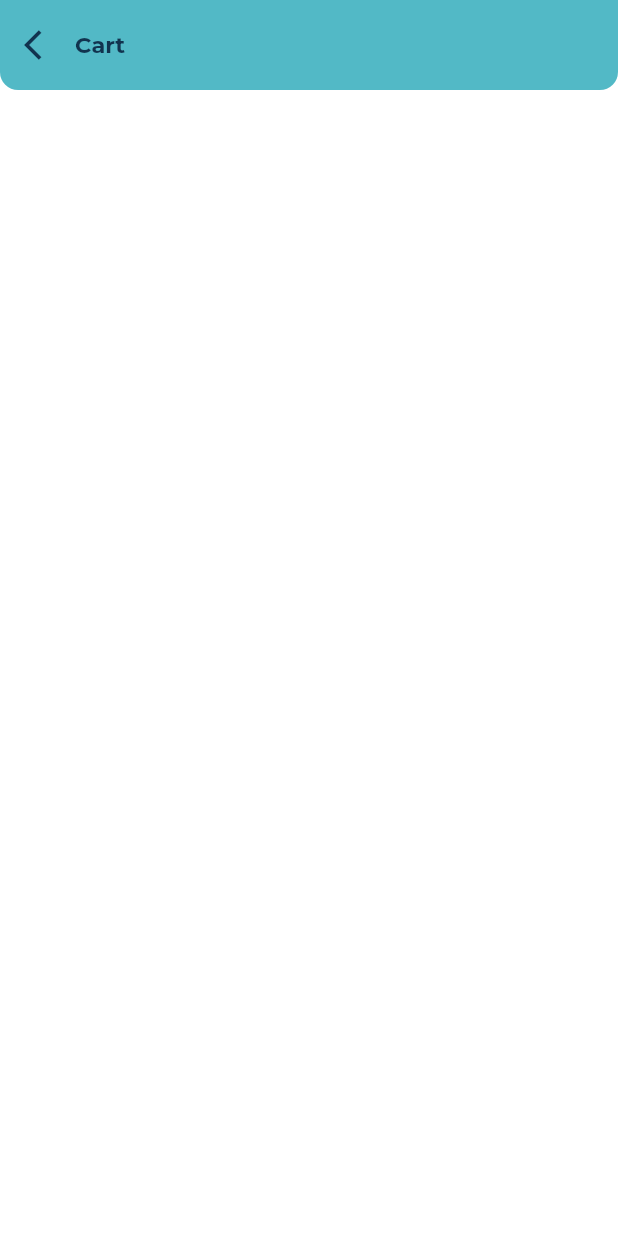
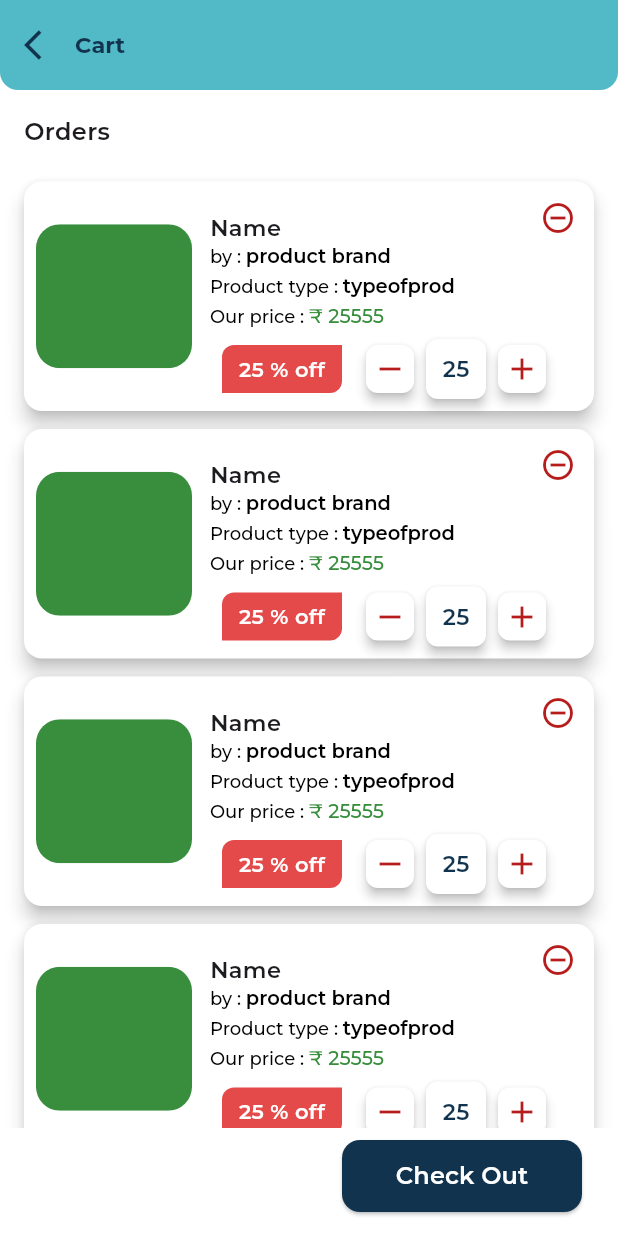
Before and after one commit to sayedali-2129/Healthy-Cart-User, a Flutter app: the PharmacyProductScreen screen opened directly, after a tap on the "shopping cart" icon, on a phone screen of 412 x 824 dp. Run offline on Flutter 3.47's test engine with Material 3 defaults, Android fonts, the light colour scheme and no system bars; our stand-ins replace animate_do, cached_network_image, carousel_slider, cloud_firestore, dartz, easy_debounce and 21 more; missing offline and left inert: soundpool; accounts and stored records are empty; project files that could hold a hidden picture were left out.

Commit message:
Pharmacy Cart begined

```diff
--- a/lib/core/general/firebase_collection.dart
+++ b/lib/core/general/firebase_collection.dart
@@ -11,5 +11,6 @@ class FirebaseCollections {
   static const String pharmacycategory = 'pharmacy_category';
   static const String pharmacyLocation = 'pharmacy_locations';
   static const String pharmacyBanner = 'pharmacy_banner';
+  static const String pharmacyOrder = 'pharmacy_order';
   static const String userAddressCollection = 'addressCollection';
 }
--- a/lib/features/pharmacy/domain/i_pharmacy_facade.dart
+++ b/lib/features/pharmacy/domain/i_pharmacy_facade.dart
@@ -3,13 +3,15 @@ import 'package:healthy_cart_user/features/pharmacy/domain/model/pharmacy_banner
 import 'package:healthy_cart_user/features/pharmacy/domain/model/pharmacy_category_model.dart';
 import 'package:healthy_cart_user/features/pharmacy/domain/model/pharmacy_product_model.dart';
 import 'package:healthy_cart_user/features/pharmacy/domain/model/pharmacy_user_model.dart';
+import 'package:healthy_cart_user/features/pharmacy/domain/model/phrmacy_cart_model.dart';
 
-abstract class IPharmacyFacade{
+abstract class IPharmacyFacade {
   FutureResult<List<PharmacyProductAddModel>> getPharmacyAllProductDetails({
     required String? pharmacyId,
     required String? searchText,
   });
-  FutureResult<List<PharmacyProductAddModel>> getPharmacyCategoryProductDetails({
+  FutureResult<List<PharmacyProductAddModel>>
+      getPharmacyCategoryProductDetails({
     required String? categoryId,
     required String? pharmacyId,
     required String? searchText,
@@ -28,4 +30,9 @@ abstract class IPharmacyFacade{
   FutureResult<List<PharmacyBannerModel>> getPharmacyBanner({
     required String pharmacyId,
   });
+
+  FutureResult<PharmacyCartModel> createProductOrderDetails({ required PharmacyCartModel cartProducts});
+
+
+  FutureResult<PharmacyCartModel> getProductOrderDetails({ required String userId,  required String pharmacyId });
 }
--- a/lib/features/pharmacy/presentation/product_cart.dart
+++ b/lib/features/pharmacy/presentation/product_cart.dart
@@ -1,6 +1,11 @@
+import 'package:animate_do/animate_do.dart';
 import 'package:flutter/material.dart';
 import 'package:healthy_cart_user/core/custom/app_bars/sliver_custom_appbar.dart';
+import 'package:healthy_cart_user/core/custom/button_widget/button_widget.dart';
 import 'package:healthy_cart_user/core/services/easy_navigation.dart';
+import 'package:healthy_cart_user/features/pharmacy/presentation/widgets/product_cart_list_container.dart';
+import 'package:healthy_cart_user/features/pharmacy/presentation/widgets/summary_card.dart';
+import 'package:healthy_cart_user/utils/constants/colors/colors.dart';
 
 class ProductCartScreen extends StatelessWidget {
   const ProductCartScreen({super.key});
@@ -10,12 +15,72 @@ class ProductCartScreen extends StatelessWidget {
     return Scaffold(
       body: CustomScrollView(
         slivers: [
-          SliverCustomAppbar(title: 'Cart',
-          onBackTap: (){
-            EasyNavigation.pop(context: context);
-          })
+          SliverCustomAppbar(
+              title: 'Cart',
+              onBackTap: () {
+                EasyNavigation.pop(context: context);
+              }),
+          const SliverToBoxAdapter(
+            child: Padding(
+              padding: EdgeInsets.only(left: 16, top: 16),
+              child: Text(
+                "Orders",
+                style: TextStyle(
+                    fontSize: 16,
+
+                    fontWeight: FontWeight.w600,
+                    fontFamily: 'Montserrat'),
+              ),
+            ),
+          ),
+          SliverPadding(
+            padding: const EdgeInsets.all(16),
+            sliver: SliverList.builder(
+              itemCount: 8,
+              itemBuilder: (context, index) {
+                return FadeInRight(
+                  child: ProductListWidget(
+                    index: index,
+                  ),
+                );
+              },
+            ),
+          ),
+          SliverToBoxAdapter(
+            child: Padding(padding: EdgeInsets.only(top: 16, left: 16, right: 16, bottom: 100),
+            child:OrderPharmacySummaryCard(totalTestFee: 200, discount: 200, totalAmount: 2000) ,),
+          )
 
         ],
+      ),
+      bottomSheet: Container(
+        width: double.infinity,
+        height: 72,
+        decoration: const BoxDecoration(
+            color: BColors.white,
+            borderRadius: BorderRadius.only(
+                topLeft: Radius.circular(8), topRight: Radius.circular(8))),
+        child: Padding(
+          padding: const EdgeInsets.only(bottom: 16, top: 8, right: 24),
+          child: Align(
+            alignment: Alignment.centerRight,
+            child: ButtonWidget(
+              onPressed: () {},
+              buttonHeight: 48,
+              buttonWidth: 160,
+              buttonColor: BColors.darkblue,
+              buttonWidget: const Text(
+                'Check Out',
+                overflow: TextOverflow.ellipsis,
+                style: TextStyle(
+                    fontSize: 16,
+                    fontWeight: FontWeight.w600,
+                    fontFamily: 'Montserrat',
+                    color: BColors.white),
+              ),
+            ),
+          ),
+        ),
       ),
     );
   }
--- /dev/null
+++ b/lib/features/pharmacy/presentation/widgets/product_cart_list_container.dart
@@ -0,0 +1,213 @@
+import 'package:flutter/material.dart';
+import 'package:gap/gap.dart';
+import 'package:healthy_cart_user/features/pharmacy/application/pharmacy_provider.dart';
+import 'package:healthy_cart_user/features/pharmacy/presentation/widgets/percentage_shower_widget.dart';
+import 'package:healthy_cart_user/features/pharmacy/presentation/widgets/quantity_count_add.dart';
+import 'package:healthy_cart_user/utils/constants/colors/colors.dart';
+import 'package:provider/provider.dart';
+
+class ProductListWidget extends StatelessWidget {
+  const ProductListWidget({
+    super.key,
+    required this.index,
+  });
+  final int index;
+  @override
+  Widget build(BuildContext context) {
+    return Consumer<PharmacyProvider>(builder: (context, pharmacyProvider, _) {
+      return Padding(
+        padding: const EdgeInsets.symmetric(vertical: 6),
+        child: Material(
+          surfaceTintColor: BColors.white,
+          color: BColors.white,
+          borderRadius: BorderRadius.circular(12),
+          elevation: 5,
+          child: Stack(
+            children: [
+              Padding(
+                padding: const EdgeInsets.all(8.0),
+                child: Row(
+                  mainAxisSize: MainAxisSize.min,
+                  children: [
+                    Container(
+                        height: 96,
+                        width: 104,
+                        decoration: BoxDecoration(
+                          borderRadius: BorderRadius.circular(14),
+                        ),
+                        child: ClipRRect(
+                            borderRadius: BorderRadius.circular(16),
+                            child: Container(
+                              color: BColors.green,
+                            ))),
+                    Expanded(
+                      child: Padding(
+                        padding: const EdgeInsets.only(left: 12, right: 16),
+                        child: Column(
+                          mainAxisSize: MainAxisSize.min,
+                          crossAxisAlignment: CrossAxisAlignment.start,
+                          mainAxisAlignment: MainAxisAlignment.center,
+                          children: [
+                            const Gap(12),
+                            Text(
+                              'Name',
+                              style: TextStyle(
+                    fontSize: 15,
+                    fontWeight: FontWeight.w600,
+                    fontFamily: 'Montserrat'),
+                              maxLines: 2,
+                              overflow: TextOverflow.ellipsis,
+                            ),
+                            RichText(
+                                text: TextSpan(children: [
+                              TextSpan(
+                                text: 'by : ', // remeber to put space
+                                style: TextStyle(
+                    fontSize: 12,
+                    fontWeight: FontWeight.w500,
+                    fontFamily: 'Montserrat',
+                    color: BColors.textBlack),
+                              ),
+                              TextSpan(
+                                text: 'product brand',
+                                style: TextStyle(
+                    fontSize: 13,
+                    fontWeight: FontWeight.w600,
+                    fontFamily: 'Montserrat',
+                    color: BColors.textBlack),
+                              ),
+
+                            ])),
+                            const Gap(4),
+                            RichText(
+                                text: TextSpan(children: [
+                              TextSpan(
+                                text: 'Product type : ', // remeber to put space
+                                style: TextStyle(
+                    fontSize: 12,
+                    fontWeight: FontWeight.w500,
+                    fontFamily: 'Montserrat',
+                    color: BColors.textBlack),
+
+                              ),
+                              TextSpan(
+                                text: 'typeofprod',
+                                style: TextStyle(
+                    fontSize: 13,
+                    fontWeight: FontWeight.w600,
+                    fontFamily: 'Montserrat',
+                    color: BColors.textBlack),
+                              ),
+                            ])),
+                            const Gap(4),
+                            (true)
+                                ? RichText(
+                                    text: TextSpan(children: [
+                                      TextSpan(
+                                        text: 'Our price : ',
+                                        style: TextStyle(
+                    fontSize: 12,
+                    fontWeight: FontWeight.w500,
+                    fontFamily: 'Montserrat',
+                    color: BColors.textBlack),
+                                      ),
+                                      TextSpan(
+                                          text: "₹ ",
+                                          style: TextStyle(
+                    fontSize: 13,
+                    fontWeight: FontWeight.w500,
+                    fontFamily: 'Montserrat',
+                    color: BColors.green),),
+                                      TextSpan(
+                                        text:
+                                            "25555 ",
+                                        style: TextStyle(
+                    fontSize: 13,
+                    fontWeight: FontWeight.w500,
+                    fontFamily: 'Montserrat',
+                    color: BColors.green),
+                                      ),
+                                    ]),
+                                  ): SizedBox(),
+                                // : RichText(
+                                //     text: TextSpan(children: [
+                                //     TextSpan(
+                                //       text: 'Our price : ',
+                                //       style: TextStyle(
+                    // fontSize: 12,
+                    // fontWeight: FontWeight.w500,
+                    // fontFamily: 'Montserrat',
+                    // color: BColors.textBlack),
+                                //     ),
+                                //     TextSpan(
+                                //         text: "₹ ",
+                                //         style: Theme.of(context)
+                                //             .textTheme
+                                //             .labelLarge!
+                                //             .copyWith(
+                                //                 fontSize: 13,
+                                //                 color: BColors.green,
+                                //                 fontWeight: FontWeight.w700)),
+                                //     TextSpan(
+                                //       text:
+                                //           "${pharmacyProvider.productList[index].productDiscountRate}",
+                                //       style: Theme.of(context)
+                                //           .textTheme
+                                //           .labelLarge!
+                                //           .copyWith(
+                                //               color: BColors.green,
+                                //               fontSize: 13,
+                                //               fontWeight: FontWeight.w700),
+                                //     ),
+                                //     const TextSpan(text: '  '),
+                                //     TextSpan(
+                                //       text:
+                                //           "${pharmacyProvider.productList[index].productMRPRate}",
+                                //       style: Theme.of(context)
+                                //           .textTheme
+                                //           .labelLarge!
+                                //           .copyWith(
+                                //               fontSize: 12,
+                                //               decoration:
+                                //                   TextDecoration.lineThrough,
+                                //               decorationThickness: 2.0,
+                                //               fontWeight: FontWeight.w700),
+                                //     ),
+                                //   ])),
+                            const Gap(8),
+                            // if (pharmacyProvider
+                            //         .productList[index].productDiscountRate !=
+                            //     null)
+                            Row(
+                              mainAxisAlignment: MainAxisAlignment.spaceAround,
+                              children: [
+                                PercentageShowContainerWidget(
+                                  text: '25 % off',
+                                  textColor: BColors.white,
+                                  boxColor: BColors.offRed,
+                                  width: 80,
+                                  height: 32,
+                                ),
+                                QuantityCountWidget()
+                              ],
+                            )
+                          ],
+                        ),
+                      ),
+                    )
+                  ],
+                ),
+              ),
+              Positioned(
+                top: 0,
+                right: 0,
+                child: IconButton(onPressed: (){}, icon: Icon(Icons.remove_circle_outline, color: BColors.red,)))
+            ],
+          ),
+        ),
+      );
+    }
+
+    );
+  }
+}
--- /dev/null
+++ b/lib/features/pharmacy/presentation/widgets/summary_card.dart
@@ -0,0 +1,103 @@
+import 'package:flutter/material.dart';
+import 'package:gap/gap.dart';
+import 'package:healthy_cart_user/features/laboratory/application/provider/lab_provider.dart';
+import 'package:healthy_cart_user/utils/constants/colors/colors.dart';
+import 'package:provider/provider.dart';
+
+class OrderPharmacySummaryCard extends StatelessWidget {
+  const OrderPharmacySummaryCard({
+    super.key,
+    required this.totalTestFee,
+    required this.discount,
+    required this.totalAmount,
+  });
+  final num totalTestFee;
+  final num discount;
+  final num totalAmount;
+
+  @override
+  Widget build(BuildContext context) {
+    return Container(
+      width: double.infinity,
+      decoration: BoxDecoration(
+        border: Border.all(),
+        borderRadius: BorderRadius.circular(8),
+      ),
+      child: Padding(
+        padding: const EdgeInsets.all(8.0),
+        child: Column(
+          children: [
+            Text(
+              'Order Summary',
+              style: TextStyle(
+                  fontSize: 16,
+                  fontWeight: FontWeight.w600,
+                  color: BColors.green),
+            ),
+            const Gap(16),
+            AmountRow(
+              text: 'Total Test Fee',
+              amountValue: '₹$totalTestFee',
+            ),
+            const Gap(8),
+
+
+               AmountRow(
+                  text: 'Discount',
+                  amountValue: '$discount',
+                  amountColor: BColors.green,
+                  textColor: BColors.green,
+            ),
+            const Gap(8),
+            const Divider(),
+            const Gap(8),
+            AmountRow(
+              text: 'Total Amount',
+              amountValue: '₹$totalAmount',
+              amountColor: BColors.black.withOpacity(0.7),
+              textColor: BColors.black.withOpacity(0.7),
+              fontSize: 18,
+            ),
+          ],
+        ),
+      ),
+    );
+  }
+}
+
+class AmountRow extends StatelessWidget {
+  const AmountRow(
+      {super.key,
+      required this.text,
+      required this.amountValue,
+      this.textColor = BColors.black,
+      this.amountColor = BColors.black,
+      this.fontSize = 15});
+  final String text;
+  final String amountValue;
+  final Color? textColor;
+  final Color? amountColor;
+  final double? fontSize;
+  @override
+  Widget build(BuildContext context) {
+    return Row(
+      mainAxisAlignment: MainAxisAlignment.spaceBetween,
+      children: [
+        Text(
+          text,
+          style: TextStyle(
+              fontSize: fontSize,
+              fontWeight: FontWeight.w500,
+              color: textColor),
+        ),
+        Text(
+          amountValue,
+          style: TextStyle(
+              fontSize: fontSize,
+              fontWeight: FontWeight.w500,
+              color: amountColor),
+        ),
+      ],
+    );
+  }
+}
```
Also changed, not shown: lib/features/pharmacy/domain/model/phrmacy_cart_model.dart (+67 -2 lines), lib/features/pharmacy/domain/model/product_quantity_model.dart (added, +41 -0 lines), lib/features/pharmacy/infrastructure/i_pharmacy_impl.dart (+13 -0 lines). Lines whose indentation alone changed are shown as unchanged.
